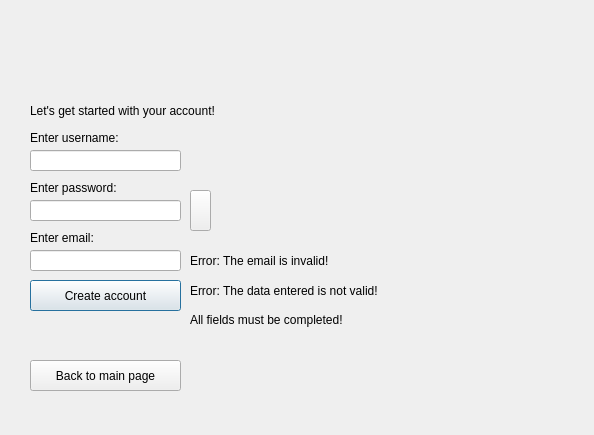
Old version of the form Triviador/Triviador/Register.ui in the repository AndreiAndreea/TriviadorMCpp.
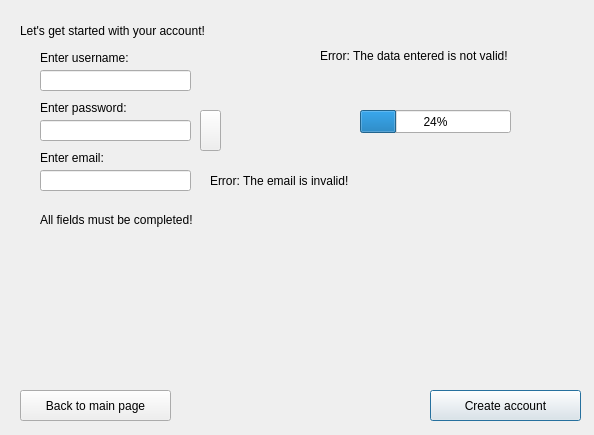
New version of the form.

Commit message: Implemented in Login class a functionality to disable all buttons for a period of time if the login data is entered wrong 3 times by the user, then the user can try to insert data again. Added in Register class a new constructor that gets the IP from the LoginRegister class. Added in Register class a timer that is activated before transferring the user to the login page after registration.

```diff
--- a/Triviador/Triviador/Register.ui
+++ b/Triviador/Triviador/Register.ui
@@ -16,8 +16,8 @@
   <widget class="QLabel" name="singUpLabel">
    <property name="geometry">
     <rect>
-     <x>30</x>
-     <y>100</y>
+     <x>20</x>
+     <y>20</y>
      <width>221</width>
      <height>21</height>
     </rect>
@@ -29,8 +29,8 @@
   <widget class="QLineEdit" name="usernameLineEdit">
    <property name="geometry">
     <rect>
-     <x>30</x>
-     <y>150</y>
+     <x>40</x>
+     <y>70</y>
      <width>151</width>
      <height>21</height>
     </rect>
@@ -39,8 +39,8 @@
   <widget class="QLabel" name="usernameLabel">
    <property name="geometry">
     <rect>
-     <x>30</x>
-     <y>130</y>
+     <x>40</x>
+     <y>50</y>
      <width>111</width>
      <height>16</height>
     </rect>
@@ -52,8 +52,8 @@
   <widget class="QLabel" name="passwordLabel">
    <property name="geometry">
     <rect>
-     <x>30</x>
-     <y>180</y>
+     <x>40</x>
+     <y>100</y>
      <width>111</width>
      <height>16</height>
     </rect>
@@ -65,8 +65,8 @@
   <widget class="QLineEdit" name="passwordLineEdit">
    <property name="geometry">
     <rect>
-     <x>30</x>
-     <y>200</y>
+     <x>40</x>
+     <y>120</y>
      <width>151</width>
      <height>21</height>
     </rect>
@@ -75,8 +75,8 @@
   <widget class="QLabel" name="emailLabel">
    <property name="geometry">
     <rect>
-     <x>30</x>
-     <y>230</y>
+     <x>40</x>
+     <y>150</y>
      <width>111</width>
      <height>16</height>
     </rect>
@@ -88,8 +88,8 @@
   <widget class="QLineEdit" name="emailLineEdit">
    <property name="geometry">
     <rect>
-     <x>30</x>
-     <y>250</y>
+     <x>40</x>
+     <y>170</y>
      <width>151</width>
      <height>21</height>
     </rect>
@@ -98,8 +98,8 @@
   <widget class="QPushButton" name="submitDataPushButton">
    <property name="geometry">
     <rect>
-     <x>30</x>
-     <y>280</y>
+     <x>430</x>
+     <y>390</y>
      <width>151</width>
      <height>31</height>
     </rect>
@@ -111,10 +111,10 @@
   <widget class="QLabel" name="submitDataErrorLabel">
    <property name="geometry">
     <rect>
-     <x>190</x>
-     <y>280</y>
-     <width>221</width>
-     <height>21</height>
+     <x>320</x>
+     <y>20</y>
+     <width>231</width>
+     <height>71</height>
     </rect>
    </property>
    <property name="text">
@@ -127,9 +127,9 @@
   <widget class="QLabel" name="incompleteFieldsErrorLabel">
    <property name="geometry">
     <rect>
-     <x>190</x>
-     <y>310</y>
-     <width>221</width>
+     <x>40</x>
+     <y>210</y>
+     <width>161</width>
      <height>20</height>
     </rect>
    </property>
@@ -140,9 +140,9 @@
   <widget class="QLabel" name="emailErrorLabel">
    <property name="geometry">
     <rect>
-     <x>190</x>
-     <y>250</y>
-     <width>221</width>
+     <x>210</x>
+     <y>170</y>
+     <width>141</width>
      <height>21</height>
     </rect>
    </property>
@@ -153,8 +153,8 @@
   <widget class="QPushButton" name="displayPasswordPushButton">
    <property name="geometry">
     <rect>
-     <x>190</x>
-     <y>190</y>
+     <x>200</x>
+     <y>110</y>
      <width>21</width>
      <height>41</height>
     </rect>
@@ -169,8 +169,8 @@
   <widget class="QPushButton" name="registerBackPushButton">
    <property name="geometry">
     <rect>
-     <x>30</x>
-     <y>360</y>
+     <x>20</x>
+     <y>390</y>
      <width>151</width>
      <height>31</height>
     </rect>
@@ -179,6 +179,19 @@
     <string>Back to main page</string>
    </property>
   </widget>
+  <widget class="QProgressBar" name="progressBar">
+   <property name="geometry">
+    <rect>
+     <x>360</x>
+     <y>110</y>
+     <width>151</width>
+     <height>23</height>
+    </rect>
+   </property>
+   <property name="value">
+    <number>24</number>
+   </property>
+  </widget>
  </widget>
  <resources/>
  <connections/>
```
The commit also changes 8 other files.
